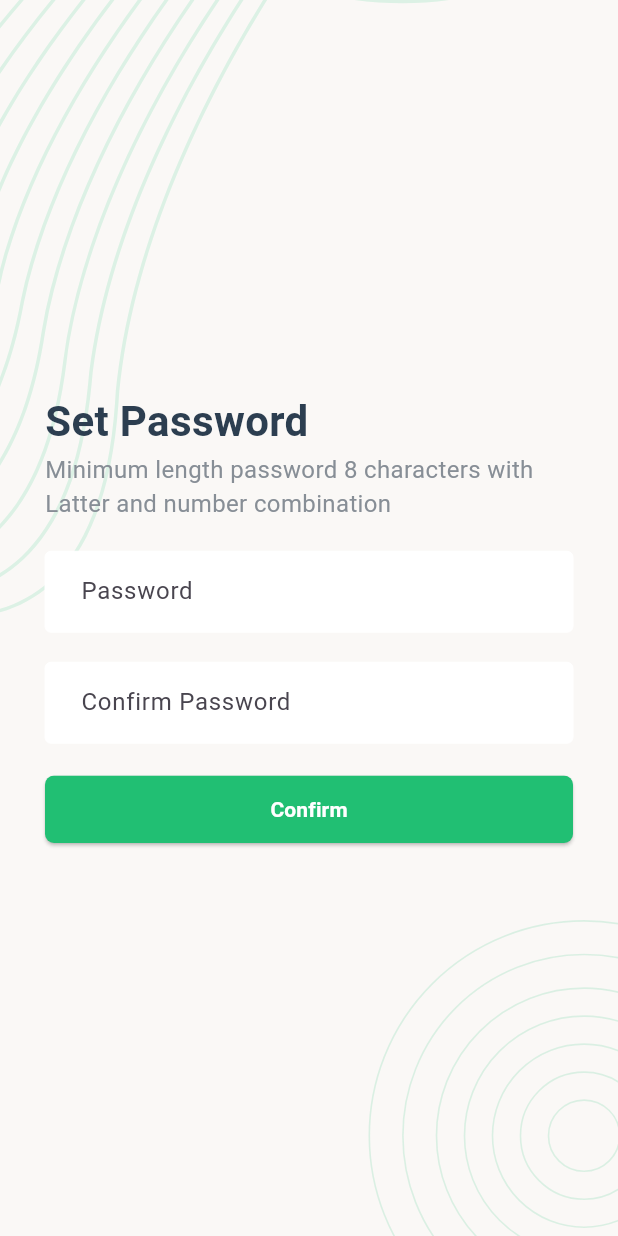
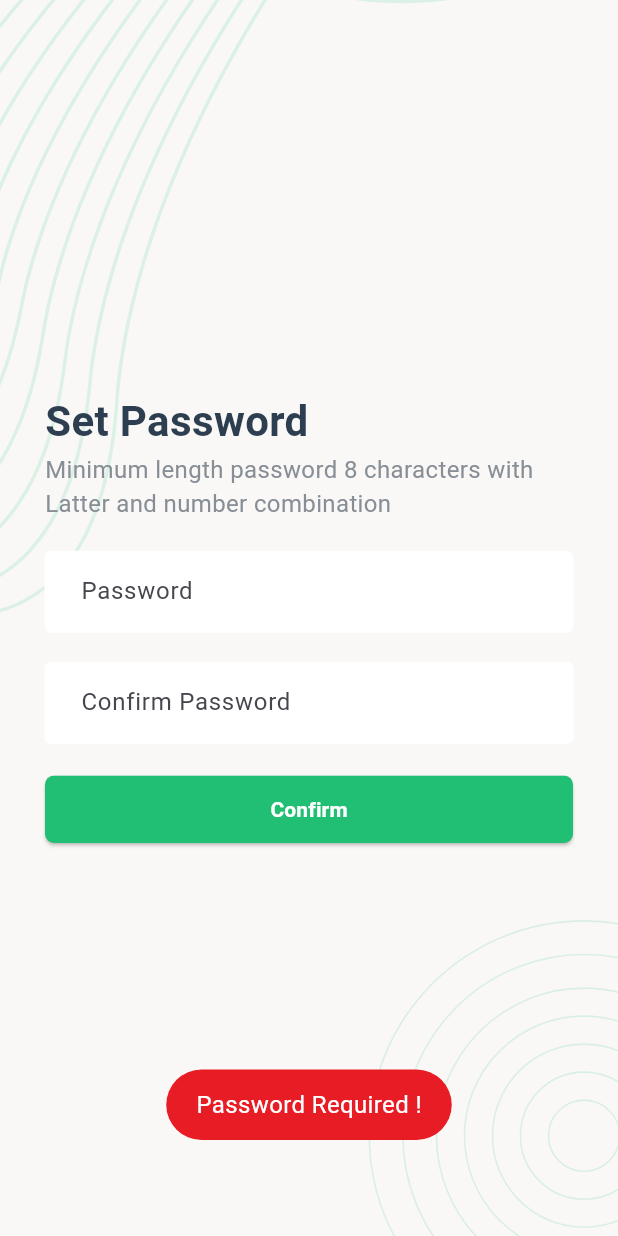
Before and after one commit to mdnahidhasan999/macapps, a Flutter app: the setPasswordScreen screen opened by its route, after a tap on "Confirm", on a phone screen of 412 x 824 dp. Run offline on Flutter 3.47's test engine with Material 3 defaults, Android fonts, the phone set to English and light mode, and no system bars; our stand-ins replace flutter_svg, fluttertoast, pin_code_fields, shared_preferences; accounts and stored records are empty; network calls fail.

Commit message:
Feat: Implement password recovery flow with email and OTP verification
This commit completes the password reset functionality by integrating API calls and state management into the onboarding screens.

**Key Changes:**

*   **Email Verification:**
    *   Implemented form submission and validation in `emailVerificationScreen.dart`.
    *   Integrated `verifyEmailRequest` to trigger the verification process.
    *   Added a loading state with a `CircularProgressIndicator` during the API request.

*   **PIN Verification:**
    *   Added state management for OTP input in `pinVerificationScreen.dart`.
    *   Implemented `formOnSubmit` to call `verifyOTPRequest` and navigate to the password reset screen upon success.
    *   Wrapped the UI in a `SingleChildScrollView` and added loading state handling.

*   **Set New Password:**
    *   Implemented `setPasswordScreen.dart` with logic to retrieve stored email and OTP data.
    *   Added validation to ensure the password and confirm password fields match.
    *   Integrated `setPasswordRequest` (renamed from `setNewPasswordRequest`) to finalize the reset process and redirect users to the login screen.

*   **API & Utilities:**
    *   Updated `apiClient.dart` with standardized parameter naming and error messaging.
    *   Refactored `utility.dart` to include specific helper functions for storing verification data: `writeEmailVerification` and `writeOTPVerification`.
    *   Fixed a bug in `utility.dart` where OTP was being incorrectly stored under the 'email' key.

*   **Code Cleanup:**
    *   Removed unused comments and standardized constructor keys in onboarding screens.

```diff
--- a/lib/main.dart
+++ b/lib/main.dart
@@ -40,5 +40,3 @@ class MyApp extends StatelessWidget {
     );
   }
 }
-
-//16-21
--- a/lib/screen/onboarding/setPasswordScreen.dart
+++ b/lib/screen/onboarding/setPasswordScreen.dart
@@ -1,4 +1,6 @@
 import 'package:flutter/material.dart';
+import 'package:macapps/api/apiClient.dart';
+import 'package:macapps/utility/utility.dart';
 
 import '../../style.dart';
 
@@ -10,6 +12,53 @@ class setPasswordScreen extends StatefulWidget {
 }
 
 class _setPasswordScreenState extends State<setPasswordScreen> {
+  Map<String, String> FormValues = {
+    "email": "",
+    "OTP": "",
+    "password": "",
+    "cpassword": "",
+  };
+  bool Loading = false;
+
+  @override
+  void initState() {
+    // TODO: implement initState
+    super.initState();
+  }
+
+  callStoreData() async {
+    String? OTP = await readUserData("OTPVerification");
+    String? Email = await readUserData("EmailVerification");
+    InputOnChange("OTP", OTP);
+    InputOnChange("email", Email);
+  }
+
+  InputOnChange(MapKey, Textvalue) {
+    setState(() {
+      FormValues.update(MapKey, (value) => Textvalue);
+    });
+  }
+
+  FormOnSubmit() async {
+    if (FormValues['password']!.isEmpty) {
+      errorToast('Password Required !');
+    } else if (FormValues['password'] != FormValues['cpassword']) {
+      errorToast("Confirm Password should be same as Password");
+    } else {
+      setState(() {
+        Loading = true;
+      });
+      bool res = await setPasswordRequest(FormValues);
+      if (res == true) {
+        Navigator.pushNamedAndRemoveUntil(context, "/login", (route) => false);
+      } else {
+        setState(() {
+          Loading = false;
+        });
+      }
+    }
+  }
+
   @override
   Widget build(BuildContext context) {
     return Scaffold(
@@ -29,10 +78,18 @@ class _setPasswordScreenState extends State<setPasswordScreen> {
                   style: head6Text(colorLightGray),
                 ),
                 SizedBox(height: 20),
-                TextFormField(decoration: appInputDecoration("Password")),
+                TextFormField(
+                  onChanged: (Textvalue) {
+                    InputOnChange("password", Textvalue);
+                  },
+                  decoration: appInputDecoration("Password"),
+                ),
                 SizedBox(height: 20),
 
                 TextFormField(
+                  onChanged: (Textvalue) {
+                    InputOnChange("cpassword", Textvalue);
+                  },
                   decoration: appInputDecoration("Confirm Password"),
                 ),
                 SizedBox(height: 20),
@@ -40,7 +97,9 @@ class _setPasswordScreenState extends State<setPasswordScreen> {
                 ElevatedButton(
                   style: appButtonStyle(),
                   child: successButtonChild('Confirm'),
-                  onPressed: () {},
+                  onPressed: () {
+                    FormOnSubmit();
+                  },
                 ),
               ],
             ),
```
Also changed, not shown: lib/api/apiClient.dart (+9 -10 lines), lib/screen/onboarding/emailVerificationScreen.dart (+26 -24 lines), lib/screen/onboarding/pinVerificationScreen.dart (+49 -4 lines), lib/utility/utility.dart (+10 -14 lines).
